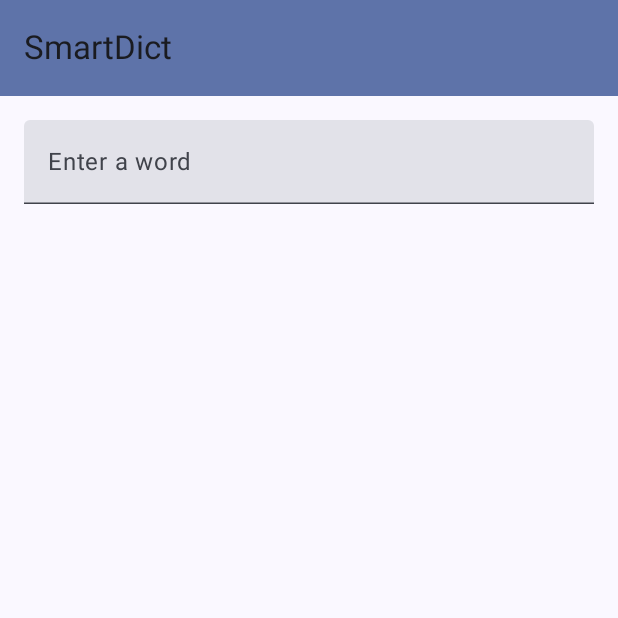
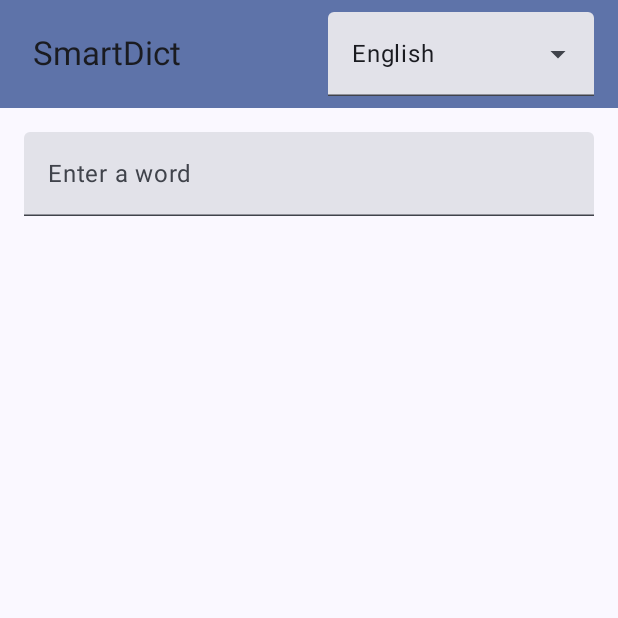
Before and after one commit to hohieucse01/SmartDictionary, an Android app built with Jetpack Compose: the screen it shows after launch (MainActivity), on a phone screen of 412 x 824 dp, the top half of it. Run offline under Robolectric (Android 15) with nearby library versions, the light colour scheme and no system bars.

Commit message:
feat: done w entering inputs
- add a dropdown menu box for output language selection
- enter input text

```diff
--- a/frontend/app/src/main/java/com/example/smartdictapp/ui/home/HomeScreen.kt
+++ b/frontend/app/src/main/java/com/example/smartdictapp/ui/home/HomeScreen.kt
@@ -1,18 +1,30 @@
 package com.example.smartdictapp.ui.home
 
+import androidx.compose.foundation.background
+import androidx.compose.foundation.layout.Arrangement
 import androidx.compose.foundation.layout.Column
+import androidx.compose.foundation.layout.Row
+import androidx.compose.foundation.layout.Spacer
+import androidx.compose.foundation.layout.fillMaxSize
 import androidx.compose.foundation.layout.fillMaxWidth
+import androidx.compose.foundation.layout.height
 import androidx.compose.foundation.layout.padding
+import androidx.compose.foundation.layout.widthIn
+import androidx.compose.foundation.text.KeyboardActions
+import androidx.compose.material3.DropdownMenuItem
 import androidx.compose.material3.ExperimentalMaterial3Api
+import androidx.compose.material3.ExposedDropdownMenuBox
+import androidx.compose.material3.ExposedDropdownMenuDefaults.TrailingIcon
 import androidx.compose.material3.MaterialTheme
 import androidx.compose.material3.Scaffold
 import androidx.compose.material3.Text
 import androidx.compose.material3.TextField
-import androidx.compose.material3.TopAppBar
-import androidx.compose.material3.TopAppBarDefaults
 import androidx.compose.runtime.Composable
 import androidx.compose.runtime.collectAsState
 import androidx.compose.runtime.getValue
+import androidx.compose.runtime.mutableStateOf
+import androidx.compose.runtime.remember
+import androidx.compose.runtime.setValue
 import androidx.compose.ui.Modifier
 import androidx.compose.ui.tooling.preview.Preview
 import androidx.compose.ui.unit.dp
@@ -22,29 +34,82 @@ import androidx.compose.ui.unit.dp
 @Composable
 fun HomeScreen(viewModel: HomeViewModel = HomeViewModel()) {
     val uiState by viewModel.uiState.collectAsState()
+    var expanded by remember { mutableStateOf(false) }
+    val options = listOf("English", "Vietnamese")
 
     Scaffold(topBar = {
-        TopAppBar(
-            title = { Text("SmartDict") },
-            colors = TopAppBarDefaults.topAppBarColors(containerColor = MaterialTheme.colorScheme.primaryContainer)
-        )
-    }) {
+        Row(
+            modifier = Modifier
+                .fillMaxWidth()
+                .background(MaterialTheme.colorScheme.primaryContainer),
+            horizontalArrangement = Arrangement.SpaceBetween
+        ) {
+//            TopAppBar(
+//                title = { Text("SmartDict") },
+//                colors = TopAppBarDefaults.topAppBarColors(containerColor = MaterialTheme.colorScheme.primaryContainer)
+//            )
+            Text(
+                "SmartDict",
+                style = MaterialTheme.typography.titleLarge,
+                modifier = Modifier.padding(22.dp)
+            )
+
+            // Output text selection
+            ExposedDropdownMenuBox(
+                expanded = expanded,
+                onExpandedChange = { expanded = !expanded }) {
+                TextField(
+                    value = uiState.outputLanguage,
+                    onValueChange = { },
+                    readOnly = true,
+                    trailingIcon = {
+                        TrailingIcon(expanded = expanded)
+                    },
+                    modifier = Modifier
+                        .menuAnchor()
+                        .padding(end = 16.dp, bottom = 8.dp, top = 8.dp)
+                        .fillMaxWidth(0.7f)
+                )
+
+                // Dropdown menu
+                ExposedDropdownMenu(expanded = expanded, onDismissRequest = { expanded = false }) {
+                    options.forEach { text ->
+                        DropdownMenuItem(onClick = {
+                            viewModel.onEvent(HomeEvent.SetOutputLanguage(text))
+                            expanded = false
+                        }, text = { Text(text) })
+                    }
+                }
+            }
+        }
+
+    }) { paddingValues ->
         // Content of the screen
         Column(
             modifier = Modifier.padding(
-                top = it.calculateTopPadding() + 16.dp,
-                bottom = it.calculateBottomPadding(),
+                top = paddingValues.calculateTopPadding() + 16.dp,
+                bottom = paddingValues.calculateBottomPadding(),
                 start = 16.dp,
                 end = 16.dp
             )
         ) {
-            // Add your content here
-            TextField(
-                value = uiState.inputText,
-                onValueChange = { },
-                label = { Text("Enter a word") },
-                modifier = Modifier.fillMaxWidth(),
-                singleLine = true)
+            if (!uiState.lookupMode) {
+                // Input text field
+                TextField(
+                    value = uiState.inputText,
+                    onValueChange = { viewModel.onEvent(HomeEvent.SetInputText(it)) },
+                    label = { Text("Enter a word") },
+                    modifier = Modifier.fillMaxWidth(),
+                    singleLine = true,
+                    keyboardActions = KeyboardActions(
+                        onDone = { viewModel.onEvent(HomeEvent.Lookup) }
+                    )
+                )
+            }
+            else {
+
+            }
+
         }
     }
 }
--- a/frontend/app/src/main/java/com/example/smartdictapp/ui/home/HomeUiState.kt
+++ b/frontend/app/src/main/java/com/example/smartdictapp/ui/home/HomeUiState.kt
@@ -1,7 +1,7 @@
 package com.example.smartdictapp.ui.home
 
 data class HomeUiState(
-    val outputLanguage: String = "en",
+    val outputLanguage: String = "English",
     val lookupMode: Boolean = false,
     val inputText: String = ""
 )
```
Also changed, not shown: frontend/app/src/main/java/com/example/smartdictapp/ui/home/HomeEvent.kt (added, +7 -0 lines), frontend/app/src/main/java/com/example/smartdictapp/ui/home/HomeViewModel.kt (+24 -0 lines).
